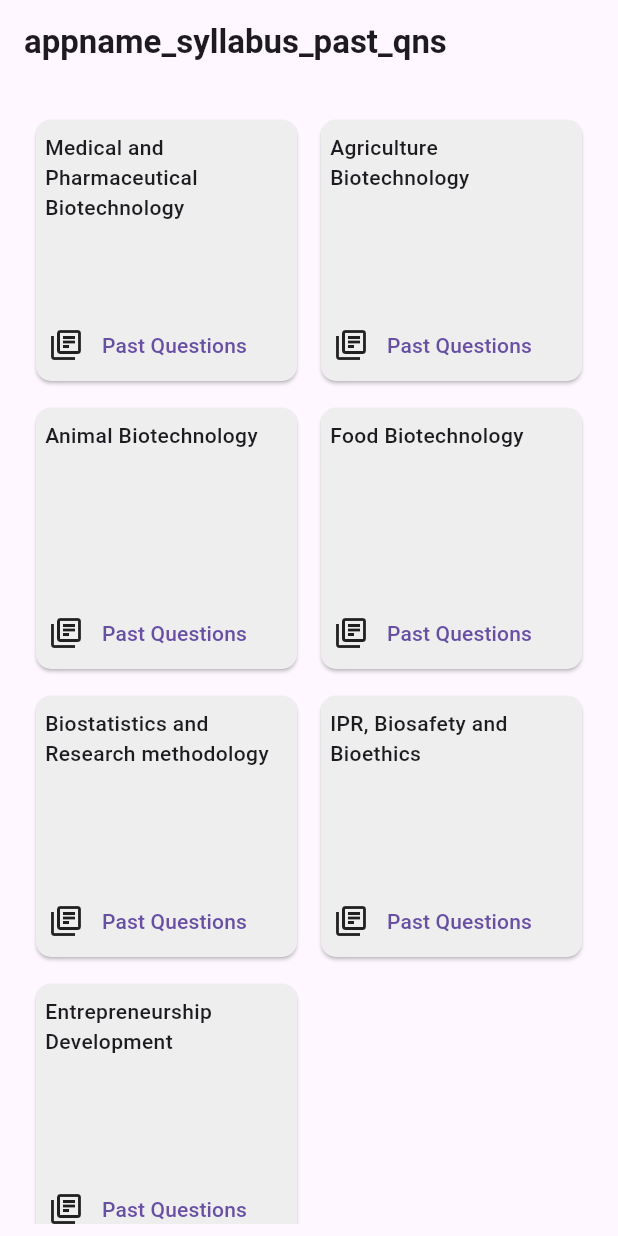
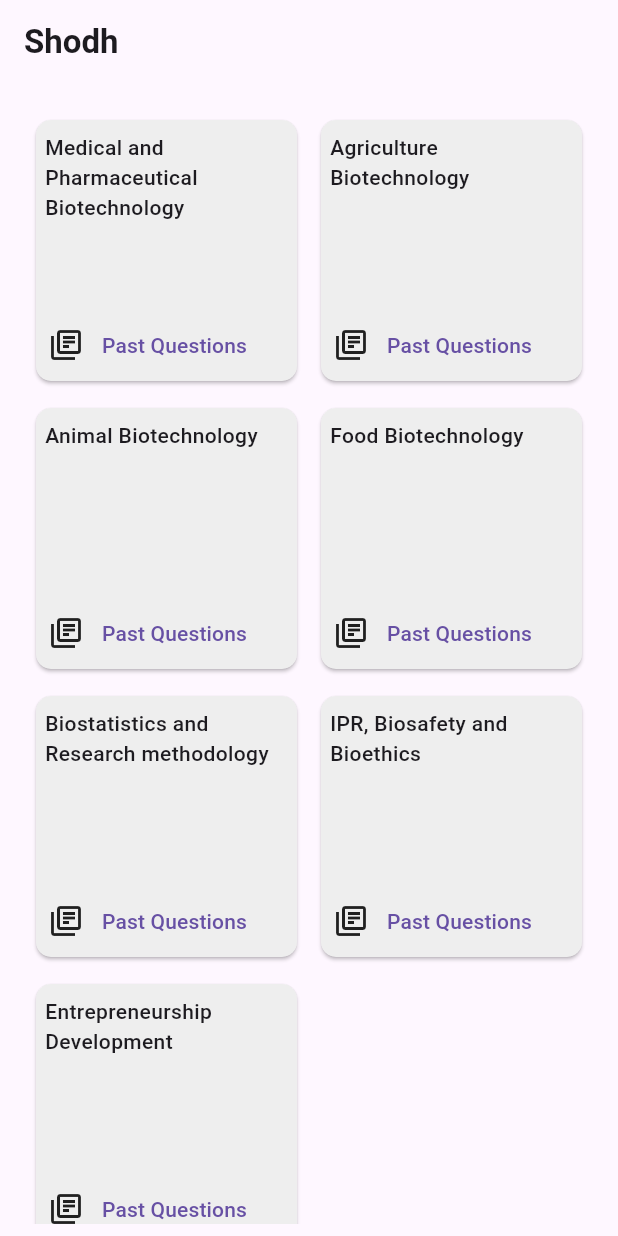
Before and after one commit to rizanB/past_qns, a Flutter app: the screen it shows after launch, on a phone screen of 412 x 824 dp. Run offline on Flutter 3.47's test engine with Material 3 defaults, Android fonts, the phone set to English and light mode, and no system bars.

```diff
--- a/lib/screens/home_screen.dart
+++ b/lib/screens/home_screen.dart
@@ -11,7 +11,7 @@ class HomeScreen extends StatelessWidget {
   Widget build(BuildContext context) {
     return Scaffold(
       appBar: AppBar(
-        title: const Text("appname_syllabus_past_qns",
+        title: const Text("Shodh",
             style: TextStyle(fontSize: 22.0, fontWeight: FontWeight.bold)),
       ),
       body: Padding(
--- a/lib/screens/past_qn_screen.dart
+++ b/lib/screens/past_qn_screen.dart
@@ -54,7 +54,7 @@ class _PastQuestionScreenState extends State<PastQuestionScreen> {
   Widget build(BuildContext context) {
     return Scaffold(
       appBar: AppBar(
-          title: const Text("appname_syllabus_past_qns"),
+          title: const Text("Shodh"),
           ),
       body: questionList.isNotEmpty
           ? Padding(
--- a/lib/screens/syllabus_screen.dart
+++ b/lib/screens/syllabus_screen.dart
@@ -43,7 +43,7 @@ class _SyllabusScreenState extends State<SyllabusScreen> {
   Widget build(BuildContext context) {
     return Scaffold(
       appBar: AppBar(
-        title: const Text("appname_syllabus_past_qns"),
+        title: const Text("Shodh"),
       ),
       body: widget.courseSyllabus.isNotEmpty
           ? Padding(
```
Also changed, not shown: lib/widgets/bottom_navigation_bar.dart (added, +32 -0 lines), 2 other files.
